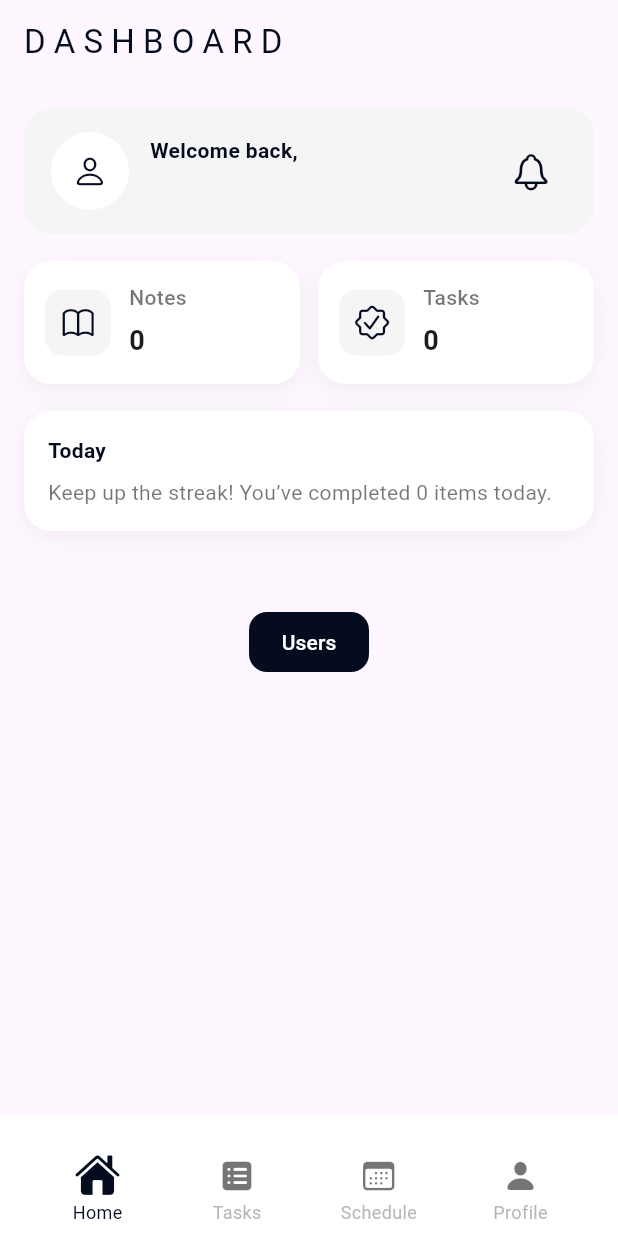
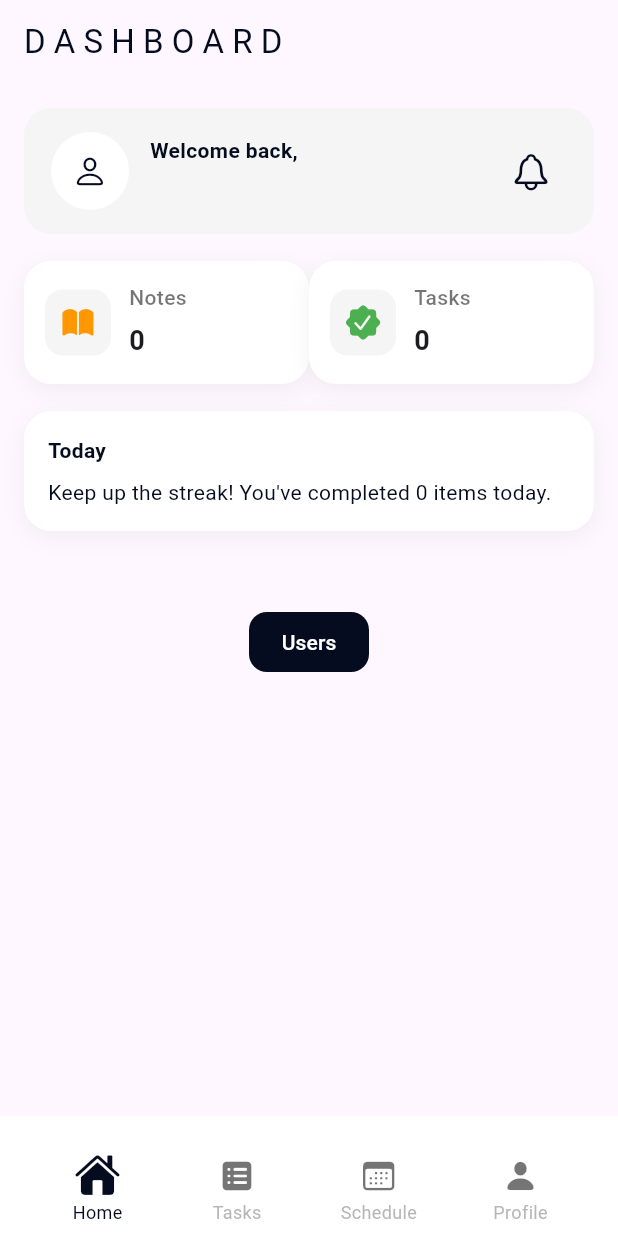
Before and after one commit to GmTechn/jotitdown, a Flutter app: the Dashboard screen opened by its route, on a phone screen of 412 x 824 dp. Run offline on Flutter 3.47's test engine with Material 3 defaults, Android fonts, the light colour scheme and no system bars; our stand-ins replace google_fonts, image_picker, sqflite; accounts and stored records are empty.

Commit message:
dashboard fully functionnal, all task are displayed according to the time and day set and status

```diff
--- a/lib/components/mystat.dart
+++ b/lib/components/mystat.dart
@@ -1,3 +1,4 @@
+import 'package:flutter/cupertino.dart';
 import 'package:flutter/material.dart';
 
 class StatTile extends StatelessWidget {
@@ -6,13 +7,13 @@ class StatTile extends StatelessWidget {
     required this.icon,
     required this.label,
     required this.value,
-    required this.containerColor,
+    required this.iconColor,
   });
 
   final IconData icon;
   final String label;
   final String value;
-  Color containerColor;
+  Color iconColor;
 
   @override
   Widget build(BuildContext context) {
@@ -37,10 +38,9 @@ class StatTile extends StatelessWidget {
               decoration: BoxDecoration(
                 color: Colors.grey.shade100,
                 borderRadius: BorderRadius.circular(12),
-                border: Border.all(color: containerColor),
               ),
               padding: const EdgeInsets.all(10),
-              child: Icon(icon, color: const Color(0xff050c20)),
+              child: Icon(icon, color: iconColor),
             ),
             const SizedBox(width: 12),
             Column(
--- a/lib/main.dart
+++ b/lib/main.dart
@@ -14,7 +14,7 @@ void main() async {
 
   // ✅ Clear database during testing
 
-  await dbManager.clearDatabase();
+  //await dbManager.clearDatabase();
 
   await dbManager.initialisation();
 
--- a/lib/pages/dashboard.dart
+++ b/lib/pages/dashboard.dart
@@ -1,36 +1,56 @@
 import 'dart:io';
+
+import 'package:cupertino_icons/cupertino_icons.dart';
 import 'package:flutter/cupertino.dart';
+
 import 'package:flutter/material.dart';
+
+import 'package:notesapp/components/mynavbar.dart';
 import 'package:notesapp/components/mybutton.dart';
-import 'package:notesapp/components/mynavbar.dart';
+
+import 'package:intl/intl.dart';
+import 'package:notesapp/components/mystat.dart';
+
 import 'package:notesapp/management/database.dart';
 import 'package:notesapp/management/listofusers.dart';
+
+import 'package:notesapp/models/task.dart';
 import 'package:notesapp/models/users.dart';
-import 'package:notesapp/models/task.dart';
+
 import 'package:notesapp/pages/profile.dart';
 import 'package:notesapp/pages/schedule.dart';
 import 'package:notesapp/pages/tasks.dart';
-import 'package:intl/intl.dart';
+import 'package:notesapp/pages/tasks.dart';
 
 class Dashboard extends StatefulWidget {
+  const Dashboard({super.key, required this.email});
+
   final String email;
-
-  const Dashboard({super.key, required this.email});
 
   @override
   State<Dashboard> createState() => _DashboardState();
 }
 
 class _DashboardState extends State<Dashboard> {
+//---Generating a database instance---//
+
   final DatabaseManager _databaseManager = DatabaseManager();
 
+//---Generating an instance of an app user
+
   AppUser? _currentUser;
+
+//---counting tasks
 
   int overdueCount = 0;
   int totalTasks = 0;
   int completedToday = 0;
 
+//---List of tasks
+
   List<_TaskStatusItem> todayTasks = [];
+
+//---state initialisation
 
   @override
   void initState() {
@@ -39,11 +59,16 @@ class _DashboardState extends State<Dashboard> {
     _loadTasks();
   }
 
+//--Refreshing
+
   @override
   void didChangeDependencies() {
     super.didChangeDependencies();
     _loadTasks();
   }
+
+//---loading users from database
+//and initializing the database
 
   Future<void> _loadUser() async {
     await _databaseManager.initialisation();
@@ -52,6 +77,8 @@ class _DashboardState extends State<Dashboard> {
       _currentUser = user;
     });
   }
+
+//---loading tasks from the database
 
   Future<void> _loadTasks() async {
     await _databaseManager.initialisation();
@@ -66,7 +93,18 @@ class _DashboardState extends State<Dashboard> {
       final taskDate = task.date;
       final isDone = task.status.toLowerCase() == "done";
 
-      // only today's tasks
+//need to check if the task is due today or in the future
+//and set the time to depend on that accordingly
+
+      if (taskDate.year != now.year ||
+          taskDate.month != now.month ||
+          taskDate.day != now.day) {
+        continue; // On saute les tâches qui ne sont pas pour aujourd'hui
+      }
+
+//counting completed task of the day by checking how
+//many have a status "done"
+
       if (taskDate.year == now.year &&
           taskDate.month == now.month &&
           taskDate.day == now.day) {
@@ -74,7 +112,9 @@ class _DashboardState extends State<Dashboard> {
           completed++;
           continue;
         }
+      }
 
+      // Parsing start et end times and formatting them
       DateTime? start;
       DateTime? end;
 
@@ -85,14 +125,18 @@ class _DashboardState extends State<Dashboard> {
               now.year, now.month, now.day, parsed.hour, parsed.minute);
         }
         if (task.endTime != null && task.endTime!.isNotEmpty) {
-            final parsed = DateFormat.jm().parse(task.endTime!);
+          final parsedEnd = DateFormat.jm().parse(task.endTime!);
           end = DateTime(
-                now.year, now.month, now.day, parsed.hour, parsed.minute);
+              now.year, now.month, now.day, parsedEnd.hour, parsedEnd.minute);
         }
       } catch (_) {}
 
+//
+//---Determining status color
+
       String status;
       Color color;
+
       if (end != null && end.isBefore(now)) {
         status = "overdue";
         color = Colors.red;
@@ -113,18 +157,25 @@ class _DashboardState extends State<Dashboard> {
 
       computed.add(_TaskStatusItem(task: task, status: status, color: color));
     }
-    }
 
-    // sort by startTime (or date if no startTime)
-    computed.sort((a, b) {
-      DateTime aTime = a.task.startTime != null && a.task.startTime!.isNotEmpty
+//sorting by the time to display the one that comes before
+//of after
+
+    computed.sort(
+      (a, b) {
+        DateTime aTime =
+            a.task.startTime != null && a.task.startTime!.isNotEmpty
                 ? DateFormat.jm().parse(a.task.startTime!)
                 : a.task.date;
-      DateTime bTime = b.task.startTime != null && b.task.startTime!.isNotEmpty
+        DateTime bTime =
+            b.task.startTime != null && b.task.startTime!.isNotEmpty
                 ? DateFormat.jm().parse(b.task.startTime!)
                 : b.task.date;
         return aTime.compareTo(bTime);
-    });
+      },
+    );
+
+//setting the states of the couting variables
 
     setState(() {
       overdueCount = overdue;
@@ -134,13 +185,15 @@ class _DashboardState extends State<Dashboard> {
     });
   }
 
+//---Open TaskPage but make sure they always appear
+////when the page is initialized
+
   void _openTasksPage() {
     Navigator.push(
         context,
         MaterialPageRoute(
-        builder: (context) => TasksPage(email: widget.email),
-      ),
-    ).then((_) => _loadTasks());
+          builder: (context) => SchedulePage(email: widget.email),
+        )).then((_) => _loadTasks());
   }
 
   @override
@@ -157,15 +210,15 @@ class _DashboardState extends State<Dashboard> {
         child: RefreshIndicator(
           onRefresh: _loadTasks,
           child: SingleChildScrollView(
-            physics: const AlwaysScrollableScrollPhysics(),
-            padding: const EdgeInsets.all(16.0),
+            physics: AlwaysScrollableScrollPhysics(),
+            padding: EdgeInsets.all(16.0),
             child: Column(
               crossAxisAlignment: CrossAxisAlignment.start,
               children: [
-                // HEADER
+                //Header
+
                 Container(
-                  padding:
-                      const EdgeInsets.symmetric(horizontal: 18, vertical: 16),
+                  padding: EdgeInsets.symmetric(horizontal: 18, vertical: 16),
                   decoration: BoxDecoration(
                     color: Colors.grey.shade100,
                     borderRadius: BorderRadius.circular(18),
@@ -178,8 +231,8 @@ class _DashboardState extends State<Dashboard> {
                                   context,
                                   MaterialPageRoute(
                                       builder: (_) =>
-                                    ProfilePage(email: widget.email)),
-                          ).then((_) => _loadUser());
+                                          ProfilePage(email: widget.email)))
+                              .then((_) => _loadUser());
                         },
                         child: CircleAvatar(
                           radius: 26,
@@ -190,26 +243,35 @@ class _DashboardState extends State<Dashboard> {
                               ? FileImage(File(_currentUser!.photoPath!))
                               : null,
                           child: (_currentUser?.photoPath ?? '').isEmpty
-                              ? const Icon(CupertinoIcons.person,
-                                  color: Color(0xff050c20))
+                              ? const Icon(
+                                  CupertinoIcons.person,
+                                  color: Color(0xff050c20),
+                                )
                               : null,
                         ),
                       ),
-                      const SizedBox(width: 14),
+                      const SizedBox(
+                        width: 14,
+                      ),
                       Expanded(
                         child: Column(
                           crossAxisAlignment: CrossAxisAlignment.start,
                           children: [
-                            const Text('Welcome back,',
+                            const Text(
+                              'Welcome back,',
                               style: TextStyle(
                                 fontWeight: FontWeight.bold,
-                                    color: Color(0xff050c20))),
-                            const SizedBox(height: 4),
+                                color: Color(0xff050c20),
+                              ),
+                            ),
+                            const SizedBox(
+                              height: 4,
+                            ),
                             Text(
                               _currentUser != null
                                   ? "${_currentUser!.fname} ${_currentUser!.lname}"
                                   : "Guest",
-                              style: const TextStyle(
+                              style: TextStyle(
                                 fontSize: 16,
                                 fontWeight: FontWeight.w600,
                                 color: Color(0xff050c20),
@@ -226,7 +288,9 @@ class _DashboardState extends State<Dashboard> {
                                 context,
                                 MaterialPageRoute(
                                   builder: (context) =>
-                                          SchedulePage(email: widget.email)));
+                                      SchedulePage(email: widget.email),
+                                ),
+                              );
                             },
                             icon: const Icon(
                               CupertinoIcons.bell,
@@ -246,7 +310,7 @@ class _DashboardState extends State<Dashboard> {
                                 ),
                                 child: Text(
                                   '$overdueCount',
-                                  style: const TextStyle(
+                                  style: TextStyle(
                                     color: Colors.white,
                                     fontWeight: FontWeight.bold,
                                     fontSize: 10,
@@ -255,33 +319,41 @@ class _DashboardState extends State<Dashboard> {
                               ),
                             ),
                         ],
-                      )
+                      ),
                     ],
                   ),
                 ),
 
-                const SizedBox(height: 18),
+                const SizedBox(
+                  height: 18,
+                ),
 
-                // STATS
+                //---Generating the stats tiles
+                //meaning number of notes and number of completed tasks
+                //calling on the StatTile class
+
                 Row(
                   children: [
-                    _StatTile(
-                      icon: CupertinoIcons.book,
+                    StatTile(
+                        icon: CupertinoIcons.book_fill,
                         label: 'Notes',
                         value: '$totalTasks',
-                    ),
-                    const SizedBox(width: 12),
-                    _StatTile(
-                      icon: CupertinoIcons.checkmark_seal,
+                        iconColor: Colors.orange),
+                    StatTile(
+                        icon: CupertinoIcons.checkmark_seal_fill,
                         label: 'Tasks',
                         value: '$completedToday',
-                    ),
+                        iconColor: Colors.green),
                   ],
                 ),
 
-                const SizedBox(height: 18),
+                const SizedBox(
+                  height: 18,
+                ),
 
-                // TODAY CARD
+                //Today Card : Take the count of the tasks
+                //that are done today and display the amount
+
                 Container(
                   width: double.infinity,
                   padding: const EdgeInsets.all(16),
@@ -292,22 +364,28 @@ class _DashboardState extends State<Dashboard> {
                       BoxShadow(
                         color: Colors.black.withOpacity(.05),
                         blurRadius: 12,
-                        offset: const Offset(0, 4),
-                      )
+                        offset: Offset(0, 4),
+                      ),
                     ],
                   ),
                   child: Column(
                     crossAxisAlignment: CrossAxisAlignment.start,
                     children: [
-                      const Text('Today',
+                      const Text(
+                        'Today',
                         style: TextStyle(
                           fontWeight: FontWeight.bold,
                           color: Color(0xff050c20),
-                          )),
-                      const SizedBox(height: 8),
+                        ),
+                      ),
+                      const SizedBox(
+                        height: 8,
+                      ),
                       Text(
-                        "Keep up the streak! You’ve completed $completedToday items today.",
-                        style: const TextStyle(color: Colors.black54),
+                        "Keep up the streak! You\'ve completed $completedToday items today.",
+                        style: const TextStyle(
+                          color: Color(0xff050c20),
+                        ),
                       ),
                     ],
                   ),
@@ -315,7 +393,9 @@ class _DashboardState extends State<Dashboard> {
 
                 const SizedBox(height: 18),
 
-                // TASKS ORDERED BY TIME
+                //----Ordering the tasks by time and setting the statuses differences
+                //red : overdue, orange:current, grey:no time set, or blue : next in line
+
                 Column(
                   children: todayTasks.map((item) {
                     return GestureDetector(
@@ -330,19 +410,34 @@ class _DashboardState extends State<Dashboard> {
                           border:
                               Border.all(color: item.color.withOpacity(0.4)),
                         ),
-                        child: Text(
+                        child: Column(
+                          crossAxisAlignment: CrossAxisAlignment.start,
+                          children: [
+                            Text(
                               _statusLabel(item),
                               style: TextStyle(
                                 color: item.color,
                                 fontWeight: FontWeight.bold,
                               ),
                             ),
+                            const SizedBox(height: 6),
+                            Text(
+                              item.task.subtitle ?? "",
+                              style: TextStyle(
+                                color: item.color.withOpacity(0.7),
+                                fontSize: 14,
+                              ),
+                            ),
+                          ],
+                        ),
                       ),
                     );
                   }).toList(),
                 ),
 
-                const SizedBox(height: 28),
+                const SizedBox(
+                  height: 28,
+                ),
 
                 Center(
                   child: MyButton(
@@ -358,20 +453,18 @@ class _DashboardState extends State<Dashboard> {
                         });
                       },
                       buttonHeight: 40,
-                    buttonWidth: 80,
-                  ),
+                      buttonWidth: 80),
                 ),
               ],
             ),
           ),
         ),
       ),
-      bottomNavigationBar: MyNavBar(
-        currentIndex: 0,
-        email: widget.email,
-      ),
+      bottomNavigationBar: MyNavBar(currentIndex: 0, email: widget.email),
     );
   }
+
+  //---Generating a status label for the Tasks ListTiles
 
   String _statusLabel(_TaskStatusItem item) {
     final formatted =
@@ -381,16 +474,19 @@ class _DashboardState extends State<Dashboard> {
 
     switch (item.status) {
       case "overdue":
-        return "⚠️ ${item.task.title} is overdue! Ended at $formatted";
+        return "${item.task.title}: is overdue! Ended at $formatted";
       case "in_progress":
-        return "⏰ It's time for: ${item.task.title} ($formatted)";
+        return "It's time for: ${item.task.title} ($formatted)";
       case "next":
-        return "👉 Next: ${item.task.title} at $formatted";
+        return "Next: ${item.task.title} at $formatted";
       default:
         return "${item.task.title} (No time set)";
     }
   }
 }
+//---Generating a class for a status item
+//with a task a string to say the task
+//an a color depending on the status
 
 class _TaskStatusItem {
   final Task task;
@@ -399,61 +495,3 @@ class _TaskStatusItem {
   _TaskStatusItem(
       {required this.task, required this.status, required this.color});
 }
-
-class _StatTile extends StatelessWidget {
-  const _StatTile({
-    required this.icon,
-    required this.label,
-    required this.value,
-  });
-
-  final IconData icon;
-  final String label;
-  final String value;
-
-  @override
-  Widget build(BuildContext context) {
-    return Expanded(
-      child: Container(
-        height: 82,
-        padding: const EdgeInsets.all(14),
-        decoration: BoxDecoration(
-          color: Colors.white,
-          borderRadius: BorderRadius.circular(18),
-          boxShadow: [
-            BoxShadow(
-              color: Colors.black.withOpacity(.05),
-              blurRadius: 12,
-              offset: const Offset(0, 4),
-            )
-          ],
-        ),
-        child: Row(
-          children: [
-            Container(
-              decoration: BoxDecoration(
-                color: Colors.grey.shade100,
-                borderRadius: BorderRadius.circular(12),
-              ),
-              padding: const EdgeInsets.all(10),
-              child: Icon(icon, color: const Color(0xff050c20)),
-            ),
-            const SizedBox(width: 12),
-            Column(
-              crossAxisAlignment: CrossAxisAlignment.start,
-              children: [
-                Text(label,
-                    style: const TextStyle(
-                        color: Colors.black54, fontWeight: FontWeight.w500)),
-                const SizedBox(height: 6),
-                Text(value,
-                    style: const TextStyle(
-                        fontWeight: FontWeight.bold, fontSize: 18)),
-              ],
-            )
-          ],
-        ),
-      ),
-    );
-  }
-}
```
Lines whose indentation alone changed are shown as unchanged.
